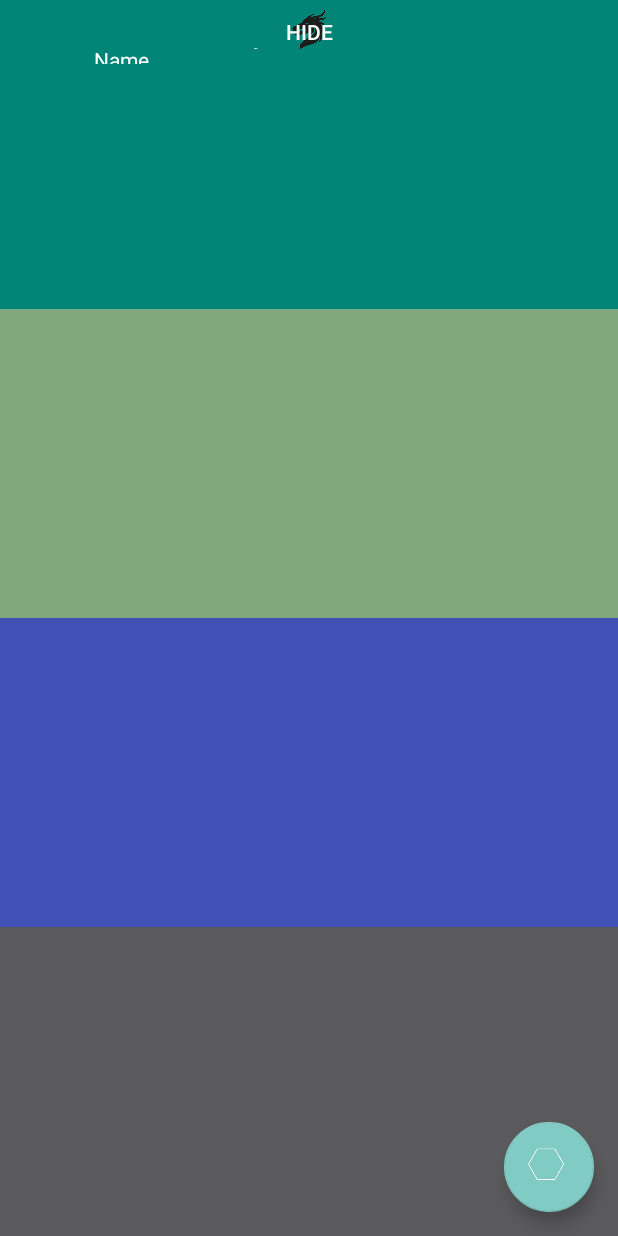
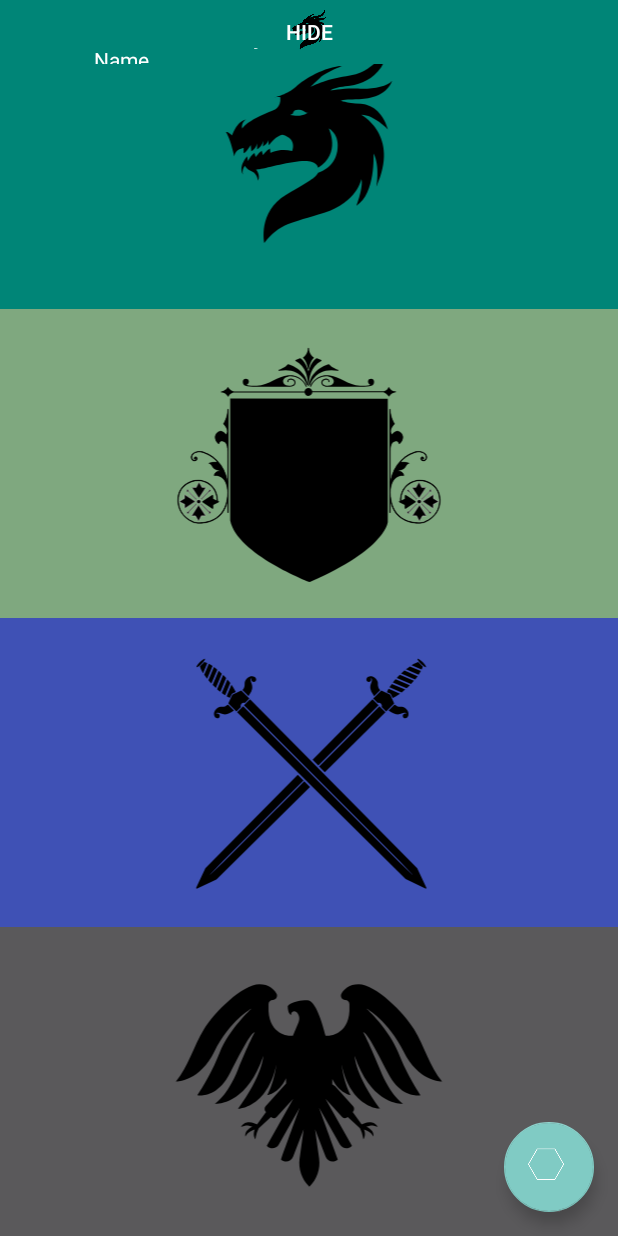
Before and after one commit to kottbulle86/EasyDND, an Android app: the screen it shows after launch (MainActivity), after a tap on "HIDE", on a phone screen of 412 x 824 dp. Run offline under Robolectric (Android 15) with nearby library versions, the phone set to English and light mode, and no system bars; libraries missing offline, so code that uses them is left out: com.vstechlab.easyfonts; 1 other tap on this screen came first.

Commit message:
Vector design added to main menu

```diff
--- a/app/src/main/java/se/andreasmikaelsson/thesheetver4/MainActivity.java
+++ b/app/src/main/java/se/andreasmikaelsson/thesheetver4/MainActivity.java
@@ -33,6 +33,11 @@ import android.widget.Toast;
 import com.vstechlab.easyfonts.EasyFonts;
 
 import java.util.Random;
+
+/*
+MainActivity - a menu activity that also holds all expandable/collapsable views:
+expandlayout1 - 4.
+ */
 
 public class MainActivity extends AppCompatActivity implements View.OnClickListener {
 
@@ -70,12 +75,12 @@ public class MainActivity extends AppCompatActivity implements View.OnClickListe
         mAccelCurrent = SensorManager.GRAVITY_EARTH;
         mAccelLast = SensorManager.GRAVITY_EARTH;
 
-        //TEMP CLEAR BUTTON
+        //TEMP CLEAR BUTTON - for test purposes
         Button clearShardPref = (Button) findViewById(R.id.button_clear_sharedpref);
         assert clearShardPref != null;
         clearShardPref.setOnClickListener(this);
 
-        // Spinners in expand-layout1
+        // Spinners in expandlayout1
         setupSpinner();
 
         // Calculates screen height and sets expand-layouts to that height.
@@ -84,16 +89,16 @@ public class MainActivity extends AppCompatActivity implements View.OnClickListe
         //Main menu buttons and hide buttons
         setupImageButtons();
 
-        //Expand1 - roll buttons
+        //Expandlayout1 - roll buttons
         setupRollButtons();
 
-        //Expand2 XP, level and PB
+        //Expandlayout2 XP, level and PB
         levelCalculator();
 
-        //Expand2 - ability buttons
+        //Expandlayout2 - ability buttons
         setupAbilityButtons();
 
-        //Expand3 - dice simulator
+        //Expandlayout3 - dice simulator
         setupExpand3();
 
         //Set fonts for textviews, edittexts etc. (saved in notes)
--- a/app/src/main/res/drawable/vector_dragon.xml
+++ b/app/src/main/res/drawable/vector_dragon.xml
@@ -6,7 +6,7 @@
     android:viewportHeight="800">
 
     <path
-        android:fillColor="#1D1D1B"
+        android:fillColor="#000000"
         android:pathData="M534.441,268.912c-40.956-3.293-52.412-8.275-52.412-8.275c18.891-5.903,24.744-1.518,60.258-5.104
         c63.462-6.408,72.607-46.736,72.607-46.736c-12.35,16.045-55.535,22.915-88.002,20.575c-32.469-2.339-72.018,5.291-72.018,5.291
         c12.124-9.663,37.354-10.706,51.357-12.612C535.999,218,565.249,205,586.499,175c17.282-24.397,7.684-50.096,7.684-50.096
--- a/app/src/main/res/drawable/vector_eagle.xml
+++ b/app/src/main/res/drawable/vector_eagle.xml
@@ -6,7 +6,7 @@
     android:viewportHeight="200">
 
     <path
-        android:fillColor="#323031"
+        android:fillColor="#000000"
         android:pathData="M161.233,80.58c9.712,19.848,24.914,19.426,24.914,19.426c-8.023-9.291-11.401-22.805-18.158-33.784
 c-6.756-10.98-24.915-29.138-35.895-29.138c-6.133,0-9.367,3.162-11.027,5.953c-1.097,1.845,0.214,4.182,2.36,4.182l0,0
 c1.521,0,2.755,1.233,2.755,2.755v4.424c-0.844,15.625-13.513,16.047-13.513,16.047h-1.945c-2.106-8.479-6.49-23.085-11.712-23.085
--- a/app/src/main/res/layout/content_main.xml
+++ b/app/src/main/res/layout/content_main.xml
@@ -3,6 +3,7 @@
     xmlns:tools="http://schemas.android.com/tools"
     android:layout_width="match_parent"
     android:layout_height="match_parent"
+    xmlns:app="http://schemas.android.com/apk/res-auto"
     android:id="@+id/framelayout_screen"
     android:background="#FFF"
     tools:context=".MainActivity">
@@ -19,6 +20,8 @@
             android:layout_height="0dp"
             android:layout_weight="1"
             android:background="@color/accent_material_light"
+            app:srcCompat="@drawable/vector_dragon"
+            android:scaleType="fitCenter"
             android:contentDescription="@string/image1" />
 
         <ImageButton
@@ -27,7 +30,9 @@
             android:layout_height="0dp"
             android:layout_weight="1"
             android:contentDescription="@string/image2"
-            android:background="@color/abc_search_url_text_normal" />
+            android:background="@color/abc_search_url_text_normal"
+            app:srcCompat="@drawable/vector_shield"
+            android:scaleType="fitCenter"/>
 
         <ImageButton
             android:id="@+id/button3"
@@ -35,7 +40,9 @@
             android:layout_height="0dp"
             android:layout_weight="1"
             android:contentDescription="@string/image3"
-            android:background="@color/colorPrimary" />
+            android:background="@color/colorPrimary"
+            app:srcCompat="@drawable/vector_swords"
+            android:scaleType="fitCenter"/>
 
         <ImageButton
             android:id="@+id/button4"
@@ -43,7 +50,9 @@
             android:layout_height="0dp"
             android:layout_weight="1"
             android:contentDescription="@string/image4"
-            android:background="@color/button_material_dark" />
+            android:background="@color/button_material_dark"
+            app:srcCompat="@drawable/vector_eagle"
+            android:scaleType="fitCenter"/>
 
     </LinearLayout>
 
```
